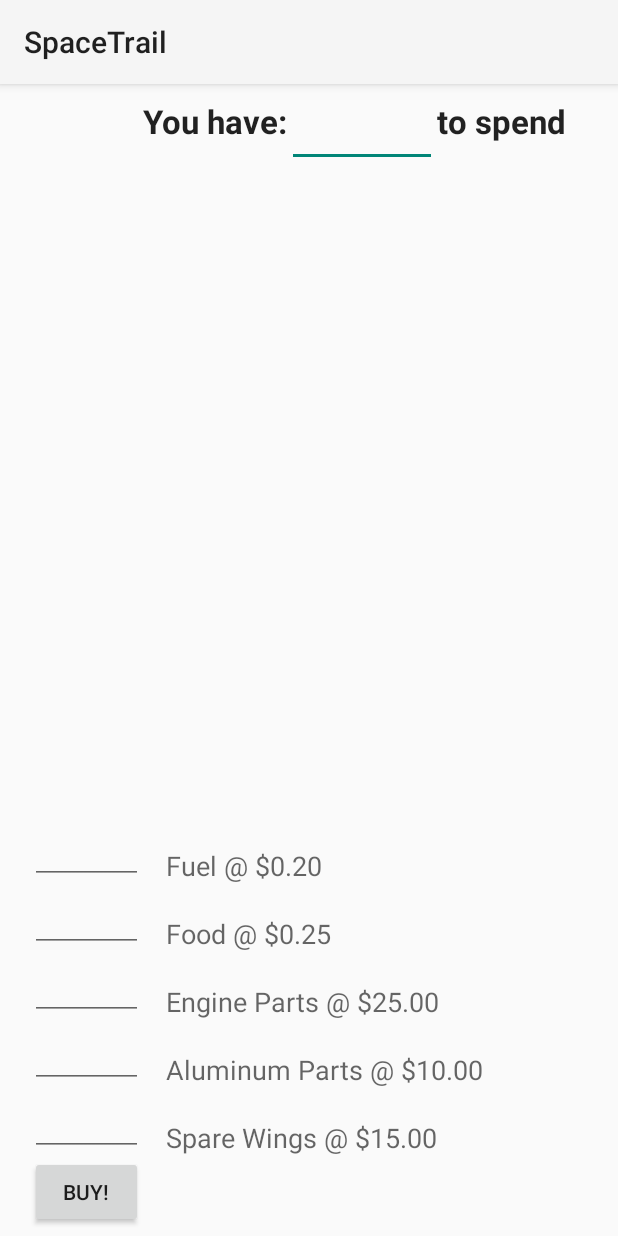
After one commit to achepey/SpaceTrail, an Android app: the layout resource_menu.xml on its own in the app's theme, with its tools: preview values and no code run, on a phone screen of 412 x 824 dp. The commit adds this screen. Run offline under Robolectric (Android 15) with nearby library versions, the phone set to English and light mode, and no system bars.

Commit message:
Added major functionality to buying resource menu

```diff
--- /dev/null
+++ b/app/src/main/res/layout/resource_menu.xml
@@ -0,0 +1,166 @@
+<?xml version="1.0" encoding="utf-8"?>
+<RelativeLayout xmlns:android="http://schemas.android.com/apk/res/android"
+    android:orientation="vertical" android:layout_width="match_parent"
+    android:layout_height="match_parent"
+    android:paddingLeft="20dp"
+    android:paddingBottom="5dp"
+    android:paddingTop="10dp">
+
+    <TextView
+        android:layout_width="wrap_content"
+        android:layout_height="wrap_content"
+        android:textAppearance="?android:attr/textAppearanceLarge"
+        android:text="@string/money"
+        android:textStyle="bold"
+        android:id="@+id/textView"
+        android:layout_alignTop="@+id/editText"
+        android:layout_toRightOf="@+id/fuelTextField"
+        android:layout_toEndOf="@+id/fuelTextField" />
+
+    <EditText
+        android:layout_width="100dp"
+        android:layout_height="wrap_content"
+        android:inputType="number"
+        android:ems="10"
+        android:id="@+id/editText"
+        android:layout_alignParentTop="true"
+        android:layout_toRightOf="@+id/textView"
+        android:layout_toEndOf="@+id/textView" />
+
+    <TextView
+        android:layout_width="wrap_content"
+        android:layout_height="wrap_content"
+        android:textAppearance="?android:attr/textAppearanceLarge"
+        android:text="@string/toSpend"
+        android:textStyle="bold"
+        android:id="@+id/textView2"
+        android:layout_alignParentTop="true"
+        android:layout_toRightOf="@+id/editText"
+        android:layout_toEndOf="@+id/editText" />
+
+    <EditText
+        android:layout_width="75dp"
+        android:layout_height="wrap_content"
+        android:inputType="number"
+        android:ems="10"
+        android:id="@+id/fuelTextField"
+        android:layout_alignParentLeft="true"
+        android:layout_alignParentStart="true"
+        android:layout_above="@+id/foodTextField" />
+
+    <EditText
+        android:layout_width="75dp"
+        android:layout_height="wrap_content"
+        android:inputType="number"
+        android:ems="10"
+        android:id="@+id/foodTextField"
+        android:layout_alignParentLeft="true"
+        android:layout_alignParentStart="false"
+        android:layout_above="@+id/enginePartTextField" />
+
+    <EditText
+        android:layout_width="75dp"
+        android:layout_height="wrap_content"
+        android:inputType="number"
+        android:ems="10"
+        android:id="@+id/enginePartTextField"
+        android:layout_alignParentLeft="true"
+        android:layout_alignParentStart="false"
+        android:layout_above="@+id/aluminumPartsTextField" />
+
+    <EditText
+        android:layout_width="75dp"
+        android:layout_height="wrap_content"
+        android:inputType="number"
+        android:ems="10"
+        android:id="@+id/aluminumPartsTextField"
+        android:layout_alignParentLeft="true"
+        android:layout_alignParentStart="false"
+        android:layout_above="@+id/wingTextField" />
+
+    <EditText
+        android:layout_width="75dp"
+        android:layout_height="wrap_content"
+        android:inputType="number"
+        android:ems="10"
+        android:id="@+id/wingTextField"
+        android:layout_alignParentLeft="true"
+        android:layout_alignParentStart="false"
+        android:layout_above="@+id/button" />
+
+    <TextView
+        android:layout_width="wrap_content"
+        android:layout_height="wrap_content"
+        android:textAppearance="?android:attr/textAppearanceMedium"
+        android:text="@string/fuel"
+        android:id="@+id/textView3"
+        android:layout_alignBottom="@+id/fuelTextField"
+        android:layout_toRightOf="@+id/fuelTextField"
+        android:layout_toEndOf="@+id/fuelTextField"
+        android:paddingLeft="15dp" />
+
+    <TextView
+        android:layout_width="wrap_content"
+        android:layout_height="wrap_content"
+        android:textAppearance="?android:attr/textAppearanceMedium"
+        android:text="@string/food"
+        android:id="@+id/textView4"
+        android:layout_alignBottom="@+id/foodTextField"
+        android:layout_toRightOf="@+id/foodTextField"
+        android:layout_toEndOf="@+id/fuelTextField"
+        android:paddingLeft="15dp" />
+
+    <TextView
+        android:layout_width="wrap_content"
+        android:layout_height="wrap_content"
+        android:textAppearance="?android:attr/textAppearanceMedium"
+        android:text="@string/enginePart"
+        android:id="@+id/textView5"
+        android:layout_alignBottom="@+id/enginePartTextField"
+        android:layout_toRightOf="@+id/enginePartTextField"
+        android:layout_toEndOf="@+id/fuelTextField"
+        android:paddingLeft="15dp" />
+
+    <TextView
+        android:layout_width="wrap_content"
+        android:layout_height="wrap_content"
+        android:textAppearance="?android:attr/textAppearanceMedium"
+        android:text="@string/aluminumPart"
+        android:id="@+id/textView6"
+        android:layout_alignBottom="@+id/aluminumPartsTextField"
+        android:layout_toRightOf="@+id/aluminumPartsTextField"
+        android:layout_toEndOf="@+id/fuelTextField"
+        android:paddingLeft="15dp" />
+
+    <TextView
+        android:layout_width="wrap_content"
+        android:layout_height="wrap_content"
+        android:textAppearance="?android:attr/textAppearanceMedium"
+        android:text="@string/wings"
+        android:id="@+id/textView7"
+        android:layout_alignBottom="@+id/wingTextField"
+        android:layout_toRightOf="@+id/wingTextField"
+        android:layout_toEndOf="@+id/fuelTextField"
+        android:paddingLeft="15dp" />
+
+    <Button
+        style="?android:attr/buttonStyleSmall"
+        android:layout_width="75dp"
+        android:layout_height="wrap_content"
+        android:text="@string/buy"
+        android:id="@+id/button"
+        android:layout_alignParentBottom="true"
+        android:layout_alignLeft="@+id/wingTextField"
+        android:layout_alignStart="@+id/wingTextField" />
+
+    <TextView
+        android:layout_width="wrap_content"
+        android:layout_height="wrap_content"
+        android:textAppearance="?android:attr/textAppearanceLarge"
+        android:text="Quantity You Have"
+        android:id="@+id/textView8"
+        android:layout_toEndOf="@+id/textView2"
+        android:layout_marginLeft="48dp"
+        android:layout_toRightOf="@+id/textView2" />
+
+</RelativeLayout>
--- a/app/src/main/res/values/strings.xml
+++ b/app/src/main/res/values/strings.xml
@@ -10,7 +10,17 @@
     <string name="newGameMenu">WELCOME TO THE NEW GAME MENU</string>
     <string name="capName">Spaceship Captain\'s Name:</string>
     <string name="name">Name</string>
+    <string name="buyResources">Buy Resources!</string>
     <string name="headToSpace">Head to Space!</string>
     <string name="otherMembers">Name of other space adventurer\'s</string>
+    <string name="money">You have:</string>
+    <string name="toSpend">to spend</string>
+    <string name="fuel">Fuel @ $0.20</string>
+    <string name="food">Food @ $0.25</string>
+    <string name="enginePart">Engine Parts @ $25.00</string>
+    <string name="aluminumPart">Aluminum Parts @ $10.00</string>
+    <string name="wings">Spare Wings @ $15.00</string>
+    <string name="buy">Buy!</string>
+    <string name="quantityYouHave">Quantity You Have</string>
 
 </resources>
```
Also changed, not shown: app/src/main/java/team19/spacetrail/MainActivity.java (+9 -1 lines), app/src/main/res/layout/new_game.xml (deleted, +0 -113 lines), app/src/main/res/layout/new_game_menu.xml (added, +154 -0 lines).
